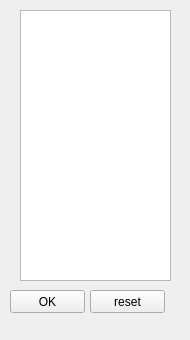
Qt form ui/GuessDia.ui (XinChenQC/MEPplot) before a commit.
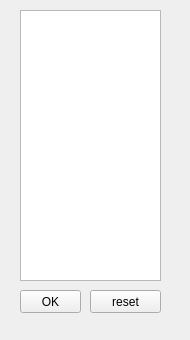
The same form after that commit.

The edit to the form file:
```diff
--- a/ui/GuessDia.ui
+++ b/ui/GuessDia.ui
@@ -28,9 +28,9 @@
   <widget class="QPushButton" name="ok">
    <property name="geometry">
     <rect>
-     <x>10</x>
+     <x>20</x>
      <y>290</y>
-     <width>75</width>
+     <width>61</width>
      <height>23</height>
     </rect>
    </property>
@@ -43,7 +43,7 @@
     <rect>
      <x>90</x>
      <y>290</y>
-     <width>75</width>
+     <width>71</width>
      <height>23</height>
     </rect>
    </property>
@@ -56,7 +56,7 @@
     <rect>
      <x>20</x>
      <y>10</y>
-     <width>151</width>
+     <width>141</width>
      <height>271</height>
     </rect>
    </property>
```
Left out of the diff: 9 changed lines with no effect on the pictures.
